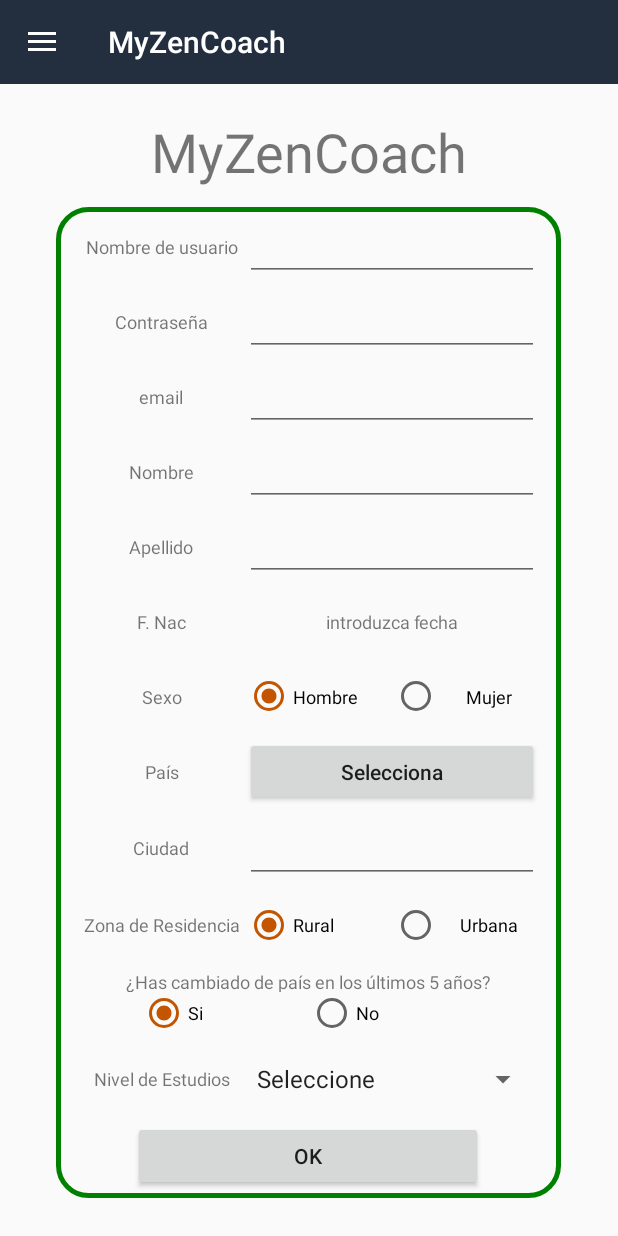
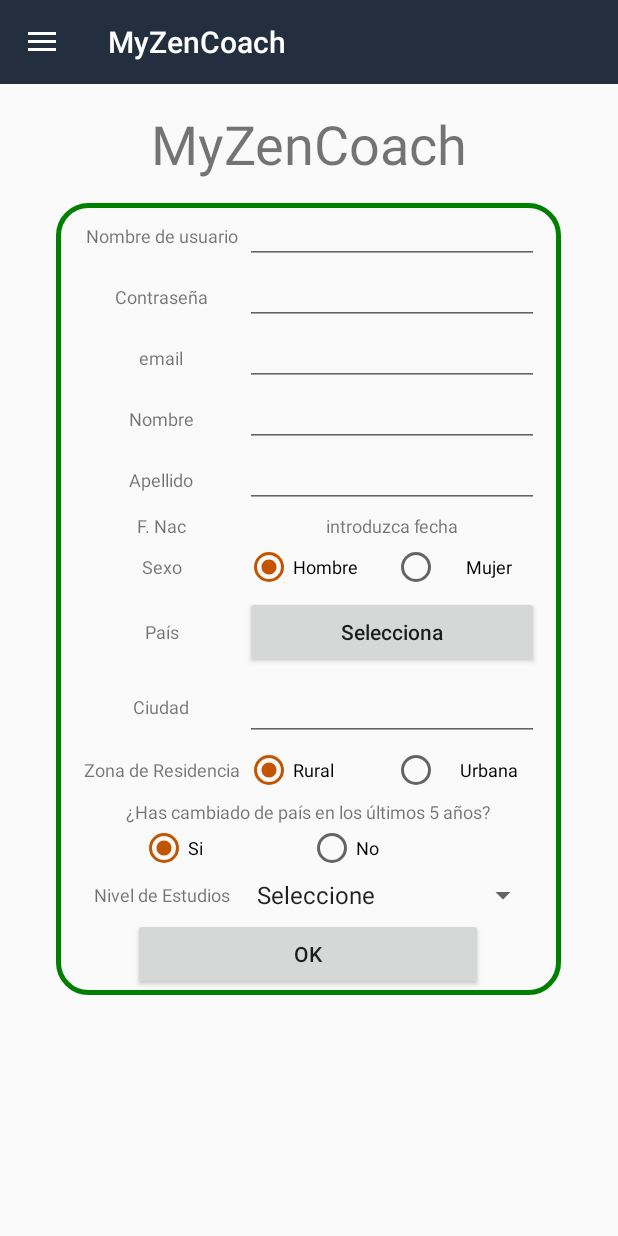
Before and after one commit to rampillas/myzencoach, an Android app: the fragment CreateUserFragment placed in its activity, on a phone screen of 412 x 824 dp. Run offline under Robolectric (Android 15) with nearby library versions, the phone set to English and light mode, and no system bars; our stand-ins replace ButterKnife; libraries missing offline, so code that uses them is left out: com.example, com.example.exceptions, com.mukesh.countrypicker, id.arieridwan.lib; plain views replace PageLoader.

Commit message:
Update Create user ScrollView

```diff
--- a/app/src/main/AndroidManifest.xml
+++ b/app/src/main/AndroidManifest.xml
@@ -12,7 +12,8 @@
         android:theme="@style/AppTheme">
         <activity
             android:name=".ui.MainActivity"
-            android:screenOrientation="portrait">
+            android:screenOrientation="portrait"
+            android:windowSoftInputMode="adjustResize" >
             <intent-filter>
                 <action android:name="android.intent.action.MAIN"/>
 
--- a/app/src/main/res/layout/create_user.xml
+++ b/app/src/main/res/layout/create_user.xml
@@ -7,16 +7,23 @@
     android:layout_alignParentTop="true"
     android:orientation="vertical">
 
+    <ScrollView
+        android:layout_width="match_parent"
+        android:layout_height="wrap_content">
+
         <LinearLayout
             android:layout_width="match_parent"
-        android:layout_height="0dp"
-        android:layout_weight="10"
+            android:layout_height="wrap_content"
+            android:orientation="vertical">
+            <Space
+                android:layout_width="match_parent"
+                android:layout_height="15dp" />
+            <LinearLayout
+                android:layout_width="match_parent"
+                android:layout_height="wrap_content"
                 android:orientation="vertical">
 
-        <Space
-            android:layout_width="match_parent"
-            android:layout_height="0dp"
-            android:layout_weight="10" />
+
 
                 <TextView
                     android:id="@+id/textView3"
@@ -29,18 +36,17 @@
                     android:textSize="@dimen/letra_grande"
                     tools:textColor="@color/colorPrimary" />
 
-        <Space
-            android:layout_width="match_parent"
-            android:layout_height="0dp"
-            android:layout_weight="5" />
+
 
 
             </LinearLayout>
+            <Space
+                android:layout_width="match_parent"
+                android:layout_height="15dp" />
 
             <LinearLayout
                 android:layout_width="match_parent"
-        android:layout_height="0dp"
-        android:layout_weight="80"
+                android:layout_height="wrap_content"
                 android:orientation="horizontal">
 
                 <Space
@@ -55,15 +61,15 @@
                     android:background="@drawable/border"
                     android:orientation="vertical">
 
+
                     <Space
                         android:layout_width="match_parent"
-                android:layout_height="0dp"
-                android:layout_weight="3" />
+                        android:layout_height="3dp" />
 
                     <LinearLayout
                         android:layout_width="match_parent"
-                android:layout_height="0dp"
-                android:layout_weight="30"
+                        android:layout_height="wrap_content"
+
                         android:orientation="horizontal">
 
                         <Space
@@ -99,13 +105,11 @@
 
                     <Space
                         android:layout_width="match_parent"
-                android:layout_height="0dp"
-                android:layout_weight="3" />
+                        android:layout_height="3dp" />
 
                     <LinearLayout
                         android:layout_width="match_parent"
-                android:layout_height="0dp"
-                android:layout_weight="30"
+                        android:layout_height="wrap_content"
                         android:orientation="horizontal">
 
                         <Space
@@ -141,13 +145,11 @@
 
                     <Space
                         android:layout_width="match_parent"
-                android:layout_height="0dp"
-                android:layout_weight="3" />
+                        android:layout_height="3dp" />
 
                     <LinearLayout
                         android:layout_width="match_parent"
-                android:layout_height="0dp"
-                android:layout_weight="30"
+                        android:layout_height="wrap_content"
                         android:orientation="horizontal">
 
                         <Space
@@ -183,13 +185,11 @@
 
                     <Space
                         android:layout_width="match_parent"
-                android:layout_height="0dp"
-                android:layout_weight="3" />
+                        android:layout_height="3dp" />
 
                     <LinearLayout
                         android:layout_width="match_parent"
-                android:layout_height="0dp"
-                android:layout_weight="30"
+                        android:layout_height="wrap_content"
                         android:orientation="horizontal">
 
                         <Space
@@ -225,13 +225,11 @@
 
                     <Space
                         android:layout_width="match_parent"
-                android:layout_height="0dp"
-                android:layout_weight="3" />
+                        android:layout_height="3dp" />
 
                     <LinearLayout
                         android:layout_width="match_parent"
-                android:layout_height="0dp"
-                android:layout_weight="30"
+                        android:layout_height="wrap_content"
                         android:orientation="horizontal">
 
                         <Space
@@ -266,13 +264,11 @@
 
                     <Space
                         android:layout_width="match_parent"
-                android:layout_height="0dp"
-                android:layout_weight="3" />
+                        android:layout_height="3dp" />
 
                     <LinearLayout
                         android:layout_width="match_parent"
-                android:layout_height="0dp"
-                android:layout_weight="30"
+                        android:layout_height="wrap_content"
                         android:orientation="horizontal">
 
                         <Space
@@ -298,10 +294,10 @@
                             android:layout_height="match_parent"
                             android:layout_centerHorizontal="true"
                             android:layout_weight="70"
+                            android:ems="10"
                             android:gravity="center"
-                    android:textSize="@dimen/letra_pequeña"
-                    android:ems="10"
-                    android:text="@string/SIGNUP_INSERT_DATE" />
+                            android:text="@string/SIGNUP_INSERT_DATE"
+                            android:textSize="@dimen/letra_pequeña" />
 
                         <Space
                             android:layout_width="0dp"
@@ -311,13 +307,11 @@
 
                     <Space
                         android:layout_width="match_parent"
-                android:layout_height="0dp"
-                android:layout_weight="3" />
+                        android:layout_height="3dp" />
 
                     <LinearLayout
                         android:layout_width="match_parent"
-                android:layout_height="0dp"
-                android:layout_weight="30"
+                        android:layout_height="wrap_content"
                         android:orientation="horizontal">
 
                         <Space
@@ -375,13 +369,11 @@
 
                     <Space
                         android:layout_width="match_parent"
-                android:layout_height="0dp"
-                android:layout_weight="3" />
+                        android:layout_height="3dp" />
 
                     <LinearLayout
                         android:layout_width="match_parent"
-                android:layout_height="0dp"
-                android:layout_weight="30"
+                        android:layout_height="wrap_content"
                         android:orientation="horizontal">
 
                         <Space
@@ -418,13 +410,11 @@
 
                     <Space
                         android:layout_width="match_parent"
-                android:layout_height="0dp"
-                android:layout_weight="3" />
+                        android:layout_height="3dp" />
 
                     <LinearLayout
                         android:layout_width="match_parent"
-                android:layout_height="0dp"
-                android:layout_weight="30"
+                        android:layout_height="wrap_content"
                         android:orientation="horizontal">
 
                         <Space
@@ -459,13 +449,11 @@
 
                     <Space
                         android:layout_width="match_parent"
-                android:layout_height="0dp"
-                android:layout_weight="3" />
+                        android:layout_height="3dp" />
 
                     <LinearLayout
                         android:layout_width="match_parent"
-                android:layout_height="0dp"
-                android:layout_weight="30"
+                        android:layout_height="wrap_content"
                         android:orientation="horizontal">
 
                         <Space
@@ -524,13 +512,11 @@
 
                     <Space
                         android:layout_width="match_parent"
-                android:layout_height="0dp"
-                android:layout_weight="3" />
+                        android:layout_height="3dp" />
 
                     <LinearLayout
                         android:layout_width="match_parent"
-                android:layout_height="0dp"
-                android:layout_weight="30"
+                        android:layout_height="wrap_content"
                         android:orientation="vertical">
 
                         <Space
@@ -594,13 +580,11 @@
 
                     <Space
                         android:layout_width="match_parent"
-                android:layout_height="0dp"
-                android:layout_weight="3" />
+                        android:layout_height="3dp" />
 
                     <LinearLayout
                         android:layout_width="match_parent"
-                android:layout_height="0dp"
-                android:layout_weight="30"
+                        android:layout_height="wrap_content"
                         android:orientation="horizontal">
 
                         <Space
@@ -637,14 +621,12 @@
 
                     <Space
                         android:layout_width="match_parent"
-                android:layout_height="0dp"
-                android:layout_weight="3" />
+                        android:layout_height="3dp" />
 
 
                     <LinearLayout
                         android:layout_width="match_parent"
-                android:layout_height="0dp"
-                android:layout_weight="30"
+                        android:layout_height="wrap_content"
                         android:orientation="horizontal">
 
                         <Space
@@ -665,11 +647,10 @@
                             android:layout_weight="20" />
                     </LinearLayout>
 
-
                     <Space
                         android:layout_width="match_parent"
-                android:layout_height="0dp"
-                android:layout_weight="3" />
+                        android:layout_height="3dp" />
+
                 </LinearLayout>
 
                 <Space
@@ -682,8 +663,9 @@
 
             <Space
                 android:layout_width="match_parent"
-        android:layout_height="0dp"
-        android:layout_weight="3" />
+                android:layout_height="3dp" />
+        </LinearLayout>
+    </ScrollView>
 
     <id.arieridwan.lib.PageLoader
         android:id="@+id/pageloader"
```
Lines whose indentation alone changed are shown as unchanged.
